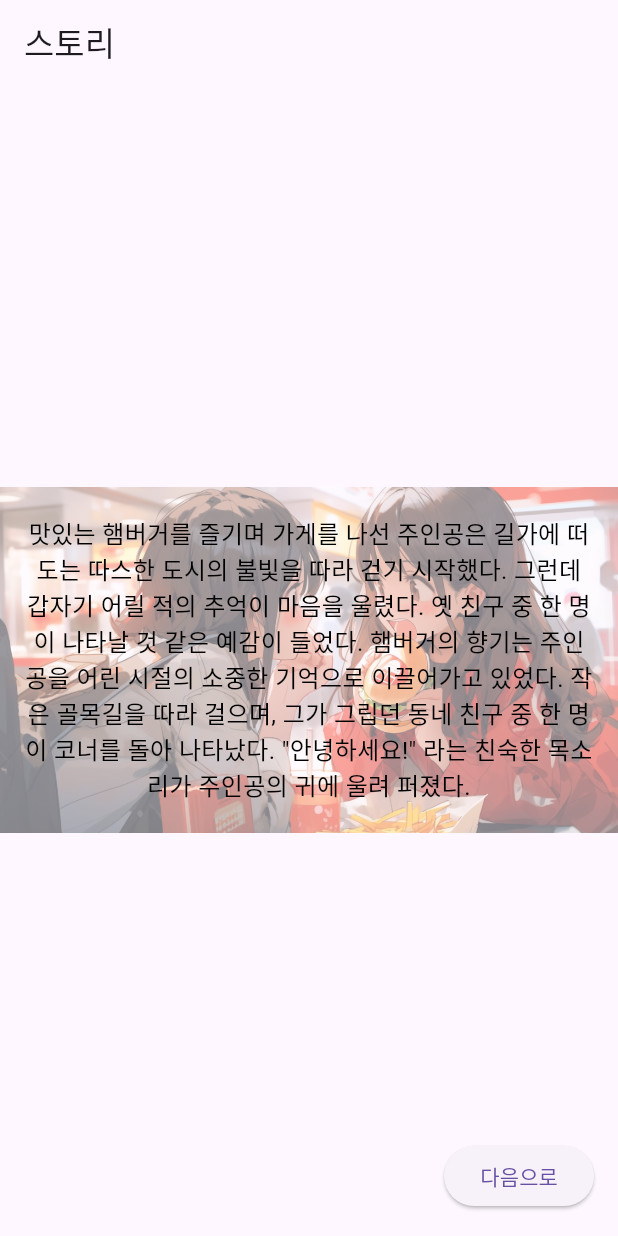
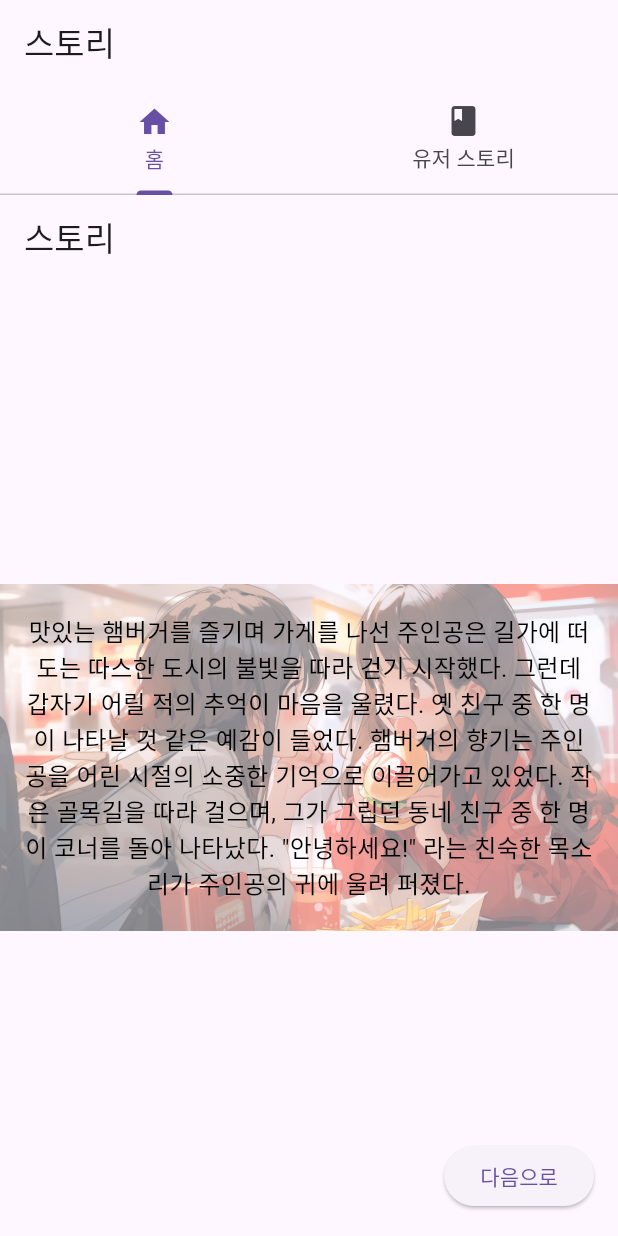
Before and after one commit to Gojeongtae/flutter_StorySelectionApp, a Flutter app: the screen it shows after launch, on a phone screen of 412 x 824 dp. Run offline on Flutter 3.47's test engine with Material 3 defaults, Android fonts, the phone set to English and light mode, and no system bars.

```diff
--- a/lib/data.dart
+++ b/lib/data.dart
@@ -1,16 +1,37 @@
-class DataItem { //DataItem이라는 함수를 만들고
-  final String imageAssetPath; //매개변수를 만들었어
+class UserStory {
+  final String name;
+  final int age;
+  final String gender;
+  final String adventureStyle;
+  String selectedBy;
+  String storyPart;
+
+  UserStory({
+    required this.name,
+    required this.age,
+    required this.gender,
+    required this.adventureStyle,
+    this.selectedBy = '',
+    this.storyPart = '',
+  });
+}
+
+class UserData {
+  static List<UserStory> userStories = [];
+}
+
+class DataItem {
+  final String imageAssetPath;
   final String text;
 
-  DataItem({ //그리고 생성자 만듦.
-    this.imageAssetPath = 'images/1.png', // 기본 이미지 경로 지정
+  DataItem({
+    this.imageAssetPath = 'images/1.png',
     required this.text,
   });
 }
 
-
-class Data { //데이터 정리하는 함수를 새로 만들었어
-  static List<DataItem> dataItems = [ //이  때는 리스트를 쓰고 싶은데 아까 만든 DataItem을 이용해서 함수를 만드려고 함.
+class Data {
+  static List<DataItem> dataItems = [
     DataItem(
       imageAssetPath: 'images/1.png',
       text: '맛있는 햄버거를 즐기며 가게를 나선 주인공은 길가에 떠도는 따스한 도시의 불빛을 따라 걷기 시작했다. 그런데 갑자기 어릴 적의 추억이 마음을 울렸다. 옛 친구 중 한 명이 나타날 것 같은 예감이 들었다. 햄버거의 향기는 주인공을 어린 시절의 소중한 기억으로 이끌어가고 있었다. 작은 골목길을 따라 걸으며, 그가 그립던 동네 친구 중 한 명이 코너를 돌아 나타났다. "안녕하세요!" 라는 친숙한 목소리가 주인공의 귀에 울려 퍼졌다.',
@@ -22,7 +43,7 @@ class Data { //데이터 정리하는 함수를 새로 만들었어
     // Add more DataItem objects as needed
   ];
 
-  static List<DataItem> nameItems = [ //여기서는 이름을 가져오고 싶은데 image는 선택 매개변수니까 text로만 가져와서 이름만 불러올 수 있게 했어.
+  static List<DataItem> nameItems = [
     DataItem(text: '구현준'),
     DataItem(text: '김수찬'),
     DataItem(text: '이승원'),
--- a/lib/main.dart
+++ b/lib/main.dart
@@ -1,6 +1,7 @@
 import 'dart:async';
 import 'package:flutter/material.dart';
 import 'data.dart';
+import 'userStoryScreen.dart';
 
 void main() {
   runApp(MyApp());
@@ -10,7 +11,51 @@ class MyApp extends StatelessWidget {
   @override
   Widget build(BuildContext context) {
     return MaterialApp(
-      home: MyHomePage(),
+      home: HomeScreen(),
+    );
+  }
+}
+
+class HomeScreen extends StatefulWidget {
+  @override
+  _HomeScreenState createState() => _HomeScreenState();
+}
+
+class _HomeScreenState extends State<HomeScreen> with SingleTickerProviderStateMixin {
+  late TabController _tabController;
+
+  @override
+  void initState() {
+    super.initState();
+    _tabController = TabController(length: 2, vsync: this);
+  }
+
+  @override
+  void dispose() {
+    _tabController.dispose();
+    super.dispose();
+  }
+
+  @override
+  Widget build(BuildContext context) {
+    return Scaffold(
+      appBar: AppBar(
+        title: Text('스토리'),
+        bottom: TabBar(
+          controller: _tabController,
+          tabs: [
+            Tab(icon: Icon(Icons.home), text: '홈'),
+            Tab(icon: Icon(Icons.book), text: '유저 스토리'),
+          ],
+        ),
+      ),
+      body: TabBarView(
+        controller: _tabController,
+        children: [
+          MyHomePage(),
+          UserStoryScreen(),
+        ],
+      ),
     );
   }
 }
@@ -69,6 +114,7 @@ class _MyHomePageState extends State<MyHomePage> {
     setState(() {
       selectedPerson = choice;
       _showNewStory();
+      _updateUserStory(); // 새로운 정보를 등록
     });
   }
 
@@ -94,6 +140,28 @@ class _MyHomePageState extends State<MyHomePage> {
       _showButton();
     });
   }
+
+  void _updateUserStory() {
+    // 새로운 정보를 UserData에 추가
+    UserData.userStories.add(UserStory(
+      name: '고정태',
+      age: 25, // 예시로 나이를 추가
+      gender: 'Male', // 예시로 성별을 추가
+      adventureStyle: 'Adventure', // 예시로 탐험 스타일을 추가
+      selectedBy: 'You', // 선택한 사람
+      storyPart: 'New story part', // 스토리 일부
+    ));
+  }
+
+  void _showUserStories() {
+    Navigator.push(
+      context,
+      MaterialPageRoute(
+        builder: (context) => UserStoryScreen(),
+      ),
+    );
+  }
+
 
   @override
   Widget build(BuildContext context) {
@@ -121,7 +189,7 @@ class _MyHomePageState extends State<MyHomePage> {
               ),
             ),
             // 글 또는 선택지 표시
-            AnimatedOpacity( //showText가 true일 때, 글 보이도록
+            AnimatedOpacity(//showText가 true일 때, 글 보이도록
               opacity: (showText || showChoices) ? 1.0 : 0.0,
               duration: Duration(seconds: 0),
               child: Positioned(
```
Also changed, not shown: lib/UserStoryDetailScreen.dart (added, +35 -0 lines), lib/userStoryScreen.dart (added, +44 -0 lines).
